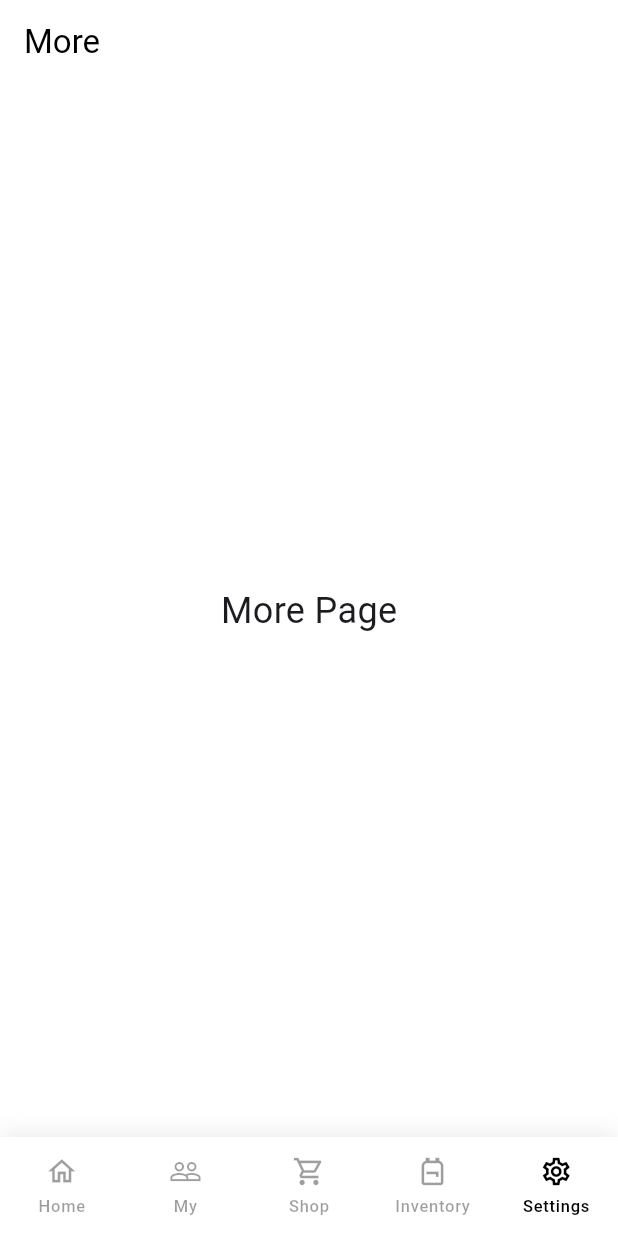
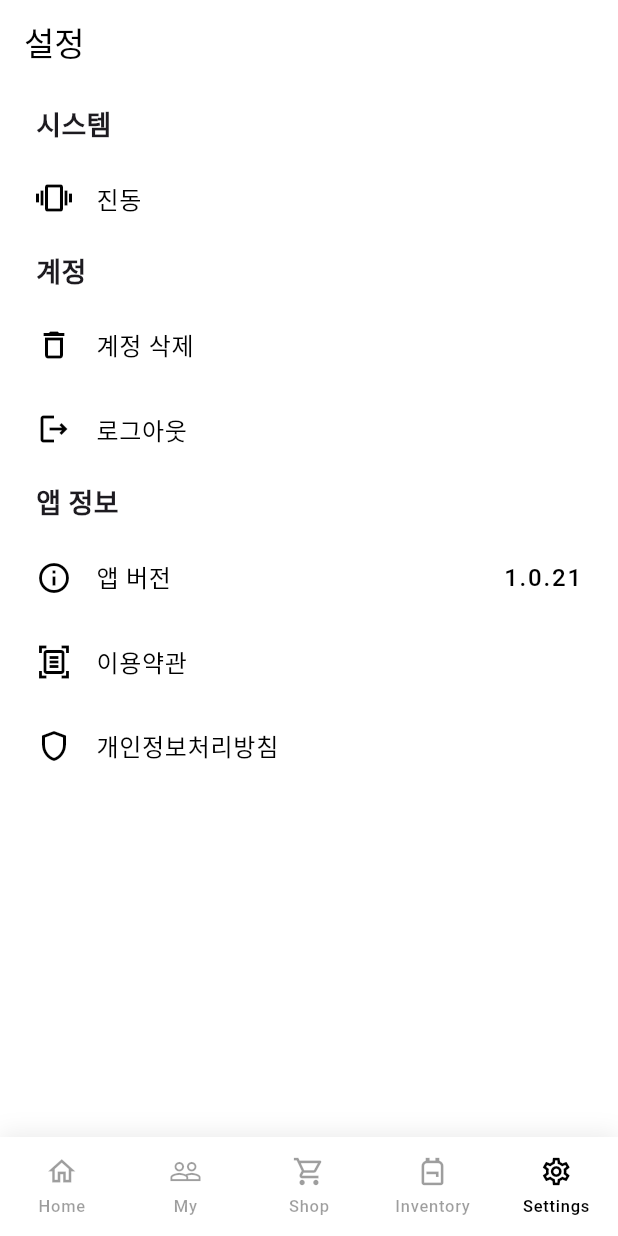
Before and after one commit to pomodak/pomodak-flutter, a Flutter app: the screen it shows after launch, swiped to page 5, on a phone screen of 412 x 824 dp. Run offline on Flutter 3.47's test engine with Material 3 defaults, Android fonts, the phone set to English and light mode, and no system bars; drawn by our look-alikes of awesome_bottom_bar; our stand-ins replace google_fonts; network calls fail.

Commit message:
Draft settings page UI

```diff
--- a/lib/screens/more_screen.dart
+++ b/lib/screens/more_screen.dart
@@ -7,10 +7,77 @@ class MoreScreen extends StatelessWidget {
   Widget build(BuildContext context) {
     return Scaffold(
       appBar: AppBar(
-        title: const Text('More'),
+        title: const Text('설정'),
       ),
-      body: const Center(
-        child: Text('More Page', style: TextStyle(fontSize: 24)),
+      body: SingleChildScrollView(
+        child: Padding(
+          padding: const EdgeInsets.symmetric(
+            vertical: 6,
+          ),
+          child: Column(
+            crossAxisAlignment: CrossAxisAlignment.start,
+            children: [
+              const Padding(
+                padding: EdgeInsets.symmetric(vertical: 8, horizontal: 24),
+                child: Text(
+                  '시스템',
+                  style: TextStyle(fontSize: 18, fontWeight: FontWeight.bold),
+                ),
+              ),
+              ListTile(
+                contentPadding: const EdgeInsets.symmetric(horizontal: 24),
+                leading: const Icon(Icons.vibration),
+                title: const Text('진동'),
+                onTap: () {},
+              ),
+              const Padding(
+                padding: EdgeInsets.symmetric(vertical: 8, horizontal: 24),
+                child: Text(
+                  '계정',
+                  style: TextStyle(fontSize: 18, fontWeight: FontWeight.bold),
+                ),
+              ),
+              ListTile(
+                contentPadding: const EdgeInsets.symmetric(horizontal: 24),
+                leading: const Icon(Icons.delete_outline),
+                title: const Text('계정 삭제'),
+                onTap: () {},
+              ),
+              ListTile(
+                contentPadding: const EdgeInsets.symmetric(horizontal: 24),
+                leading: const Icon(Icons.logout_outlined),
+                title: const Text('로그아웃'),
+                onTap: () {},
+              ),
+              const Padding(
+                padding: EdgeInsets.symmetric(vertical: 8, horizontal: 24),
+                child: Text(
+                  '앱 정보',
+                  style: TextStyle(fontSize: 18, fontWeight: FontWeight.bold),
+                ),
+              ),
+              const ListTile(
+                contentPadding: EdgeInsets.symmetric(horizontal: 24),
+                leading: Icon(Icons.info_outline),
+                title: Text('앱 버전'),
+                trailing: Text(
+                  "1.0.21",
+                  style: TextStyle(fontSize: 16, letterSpacing: 1.2),
+                ),
+              ),
+              const ListTile(
+                contentPadding: EdgeInsets.symmetric(horizontal: 24),
+                leading: Icon(Icons.document_scanner_outlined),
+                title: Text('이용약관'),
+              ),
+              const ListTile(
+                contentPadding: EdgeInsets.symmetric(horizontal: 24),
+                leading: Icon(Icons.shield_outlined),
+                title: Text('개인정보처리방침'),
+              ),
+            ],
+          ),
+        ),
       ),
     );
   }
```
